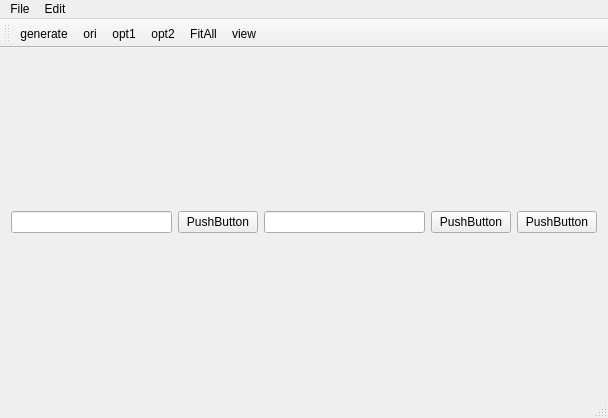
First picture: the form in OccDebuger/MainWindowOcc.ui, repository WisdomToNorth/OccDemo, before the edit.
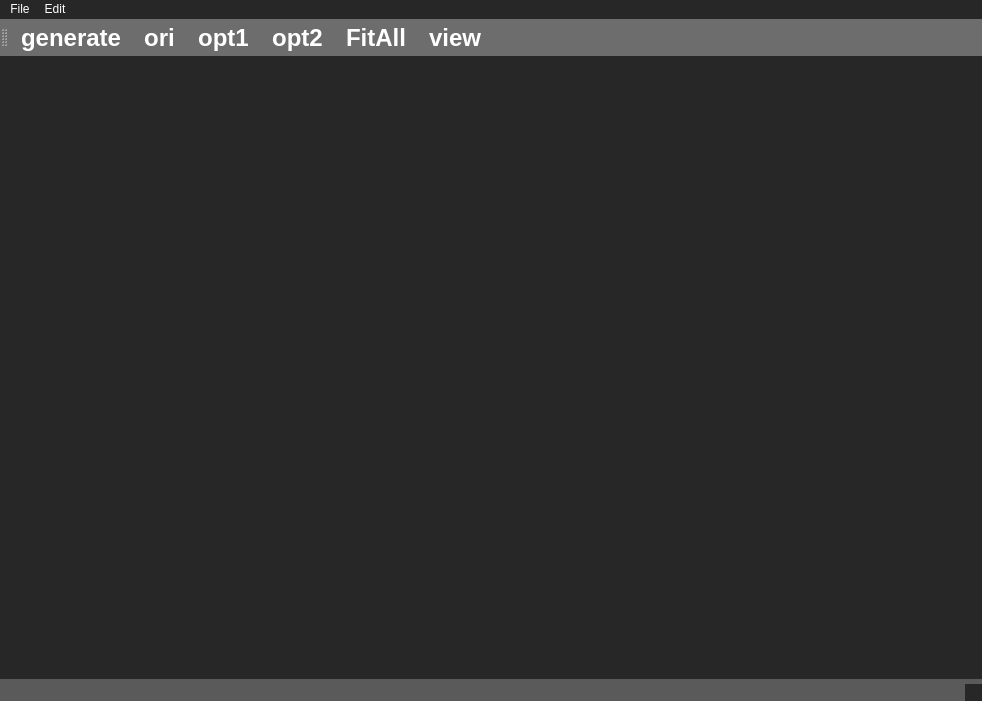
Second picture: the form after the edit.

The edit to the form file:
```diff
--- a/OccDebuger/MainWindowOcc.ui
+++ b/OccDebuger/MainWindowOcc.ui
@@ -6,47 +6,162 @@
    <rect>
     <x>0</x>
     <y>0</y>
-    <width>608</width>
-    <height>418</height>
+    <width>982</width>
+    <height>701</height>
    </rect>
   </property>
   <property name="windowTitle">
    <string>MainWindowOcc</string>
   </property>
+  <property name="styleSheet">
+   <string notr="true">QWidget {
+    background-color: rgb(39, 39, 39);
+    border-color: black;
+    color: white;
+}
+
+QAbstractItemView {
+    show-decoration-selected: 1;
+    background: #252525;
+    selection-background-color: #505050;
+}
+
+QAbstractItemView::item:hover {
+    background: #383838;
+}
+
+QComboBox {
+    background: #505050;
+}
+
+QComboBox:editable {
+    background: #505050;
+}
+
+QComboBox:disabled {
+    background: rgb(40, 40, 40);
+}
+
+QDoubleSpinBox {
+    background: #505050;
+    font: 14px
+}
+
+QFileDialog {
+    background: #505050;
+}
+
+QFrame[frameShape=&quot;5&quot;] {
+    color: gray;
+    margin-top: 2px;
+    margin-bottom: 2px;
+}
+
+QGroupBox {
+    border: 1px solid #808080;
+    margin-top: 4ex;
+    font-weight: bold;
+}
+
+QHeaderView::section {
+    background-color: rgb(87, 87, 87);
+    border: -1px;
+    top: -2px;
+    left: 1px;
+}
+QLineEdit {
+    background: #505050;
+}
+
+QMenu {
+    background: #252525;
+    border: 1px solid rgb(100, 100, 100);
+}
+
+QMenu::item:selected {
+    background: rgb(110, 110, 110);
+}
+
+QMenu::separator {
+    background: rgb(110, 110, 110);
+    height: 1px;
+}
+
+QProgressBar {
+    background: #505050;
+}
+
+QPushButton {
+    background-color: rgb(90, 90, 90);
+}
+
+QPushButton:hover {
+    background-color: rgb(67, 67, 70)
+}
+
+QPushButton:pressed {
+    background-color: rgb(0, 122, 204)
+}
+
+QPushButton {
+    font: 9pt &quot;Tahoma&quot;;
+}
+
+QScrollBar::sub-line:vertical:pressed {
+    background: rgb(138, 138, 138);
+
+}
+
+QScrollBar:vertical {
+    background: #f5f5f7;
+    width: 10px;
+    min-height: 20px;
+    border-radius: 5px;
+}
+
+QStatusBar {
+    background-color: rgb(90, 90, 90);
+}
+
+QTextEdit {
+    background: #505050;
+}
+
+QToolBar {
+    background-color: rgb(109, 109, 109);
+    border: none;
+    padding: 1px;
+}
+
+QToolButton {
+    color: white;
+    font-size: 24px;
+    font:&quot;consolas&quot;;
+    font: bold;
+    background: rgb(109, 109, 109);
+}
+QSpinBox
+{
+    color: white;
+    font-size: 24px;
+    font:&quot;consolas&quot;;
+    font: bold;
+    background: rgb(59, 59, 59);
+}
+QLabel {
+    color: white;
+    font-size: 24px;
+    font:&quot;consolas&quot;;
+    font: bold;
+    background: rgb(109, 109, 109);
+}
+QToolButton:pressed {
+    background: rgb(78, 78, 78);
+}</string>
+  </property>
   <widget class="QWidget" name="centralWidget">
-   <layout class="QGridLayout" name="gridLayout_3" rowstretch="0,1">
+   <layout class="QGridLayout" name="gridLayout_3" rowstretch="0">
     <item row="0" column="0">
-     <layout class="QGridLayout" name="gridLayout_2">
-      <item row="0" column="3">
-       <widget class="QPushButton" name="pushButton_2">
-        <property name="text">
-         <string>PushButton</string>
-        </property>
-       </widget>
-      </item>
-      <item row="0" column="1">
-       <widget class="QPushButton" name="pushButton_3">
-        <property name="text">
-         <string>PushButton</string>
-        </property>
-       </widget>
-      </item>
-      <item row="0" column="4">
-       <widget class="QPushButton" name="pushButton">
-        <property name="text">
-         <string>PushButton</string>
-        </property>
-       </widget>
-      </item>
-      <item row="0" column="0">
-       <widget class="QLineEdit" name="lineEdit"/>
-      </item>
-      <item row="0" column="2">
-       <widget class="QLineEdit" name="lineEdit_2"/>
-      </item>
-     </layout>
-    </item>
-    <item row="1" column="0">
      <layout class="QGridLayout" name="gridLayout"/>
     </item>
    </layout>
@@ -56,8 +171,8 @@
     <rect>
      <x>0</x>
      <y>0</y>
-     <width>608</width>
-     <height>21</height>
+     <width>982</width>
+     <height>26</height>
     </rect>
    </property>
    <widget class="QMenu" name="menuFile">
```
